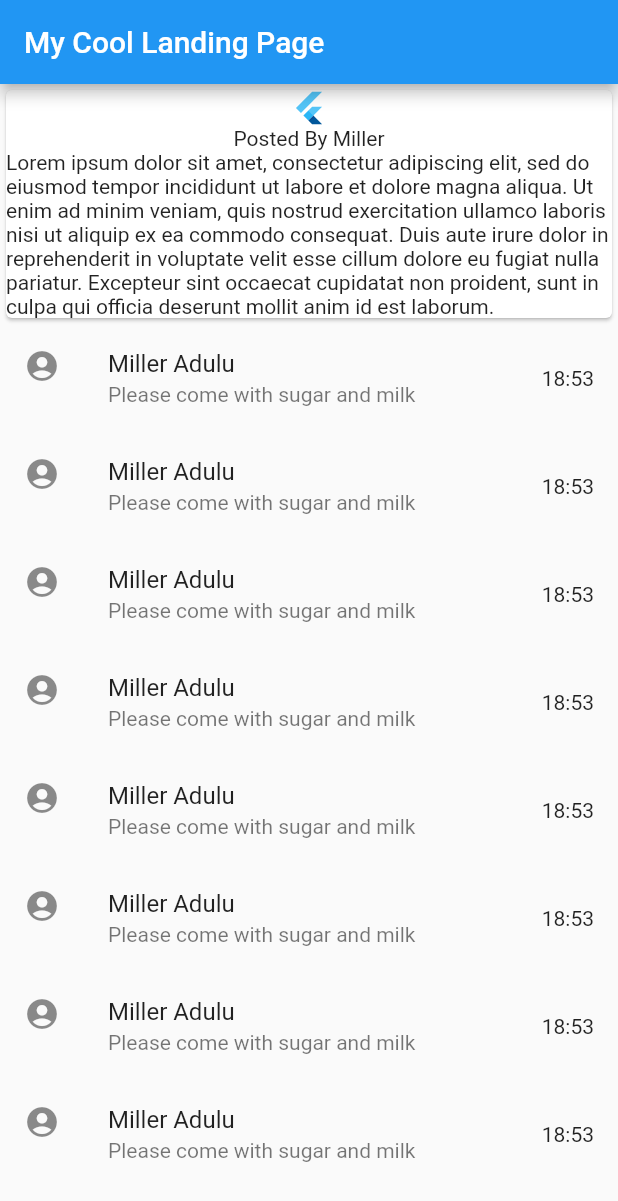
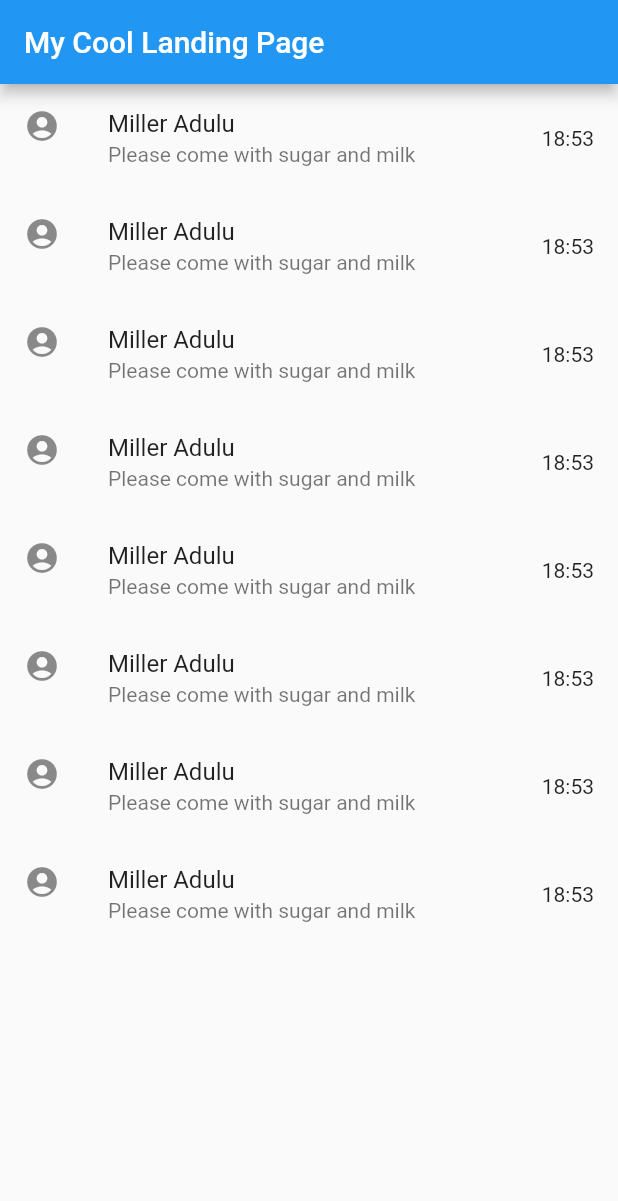
Before and after one commit to MillerAdulu/animated-octo-fishstick, a Flutter app: the screen it shows after launch, on a phone screen of 412 x 824 dp. Shown: the top 1201 px of the screen. Run offline on Flutter 3.47's test engine with Material 2 defaults, Android fonts, the phone set to English and light mode, and no system bars.

Commit message:
Remove card

```diff
--- a/lib/main.dart
+++ b/lib/main.dart
@@ -28,15 +28,8 @@ class MyCoolLandingPage extends StatelessWidget {
         title: const Text('My Cool Landing Page'),
       ),
       body: Center(
-        child: ListView(children: [
-          Card(
-            child: Column(children: const [
-              FlutterLogo(),
-              Text('Posted By Miller'),
-              Text('Lorem ipsum dolor sit amet, consectetur adipiscing elit, sed do eiusmod tempor incididunt ut labore et dolore magna aliqua. Ut enim ad minim veniam, quis nostrud exercitation ullamco laboris nisi ut aliquip ex ea commodo consequat. Duis aute irure dolor in reprehenderit in voluptate velit esse cillum dolore eu fugiat nulla pariatur. Excepteur sint occaecat cupidatat non proident, sunt in culpa qui officia deserunt mollit anim id est laborum.'),
-            ]),
-          ),
-          const ListTile(
+        child: ListView(children: const [
+          ListTile(
             leading: Icon(Icons.account_circle),
             title: Text('Miller Adulu'),
             subtitle: Text(
@@ -44,7 +37,7 @@ class MyCoolLandingPage extends StatelessWidget {
             ),
             trailing: Text('18:53'),
           ),
-          const ListTile(
+          ListTile(
             leading: Icon(Icons.account_circle),
             title: Text('Miller Adulu'),
             subtitle: Text(
@@ -52,7 +45,7 @@ class MyCoolLandingPage extends StatelessWidget {
             ),
             trailing: Text('18:53'),
           ),
-          const ListTile(
+          ListTile(
             leading: Icon(Icons.account_circle),
             title: Text('Miller Adulu'),
             subtitle: Text(
@@ -60,7 +53,7 @@ class MyCoolLandingPage extends StatelessWidget {
             ),
             trailing: Text('18:53'),
           ),
-          const ListTile(
+          ListTile(
             leading: Icon(Icons.account_circle),
             title: Text('Miller Adulu'),
             subtitle: Text(
@@ -68,7 +61,7 @@ class MyCoolLandingPage extends StatelessWidget {
             ),
             trailing: Text('18:53'),
           ),
-          const ListTile(
+          ListTile(
             leading: Icon(Icons.account_circle),
             title: Text('Miller Adulu'),
             subtitle: Text(
@@ -76,7 +69,7 @@ class MyCoolLandingPage extends StatelessWidget {
             ),
             trailing: Text('18:53'),
           ),
-          const ListTile(
+          ListTile(
             leading: Icon(Icons.account_circle),
             title: Text('Miller Adulu'),
             subtitle: Text(
@@ -84,7 +77,7 @@ class MyCoolLandingPage extends StatelessWidget {
             ),
             trailing: Text('18:53'),
           ),
-          const ListTile(
+          ListTile(
             leading: Icon(Icons.account_circle),
             title: Text('Miller Adulu'),
             subtitle: Text(
@@ -92,7 +85,7 @@ class MyCoolLandingPage extends StatelessWidget {
             ),
             trailing: Text('18:53'),
           ),
-          const ListTile(
+          ListTile(
             leading: Icon(Icons.account_circle),
             title: Text('Miller Adulu'),
             subtitle: Text(
```
